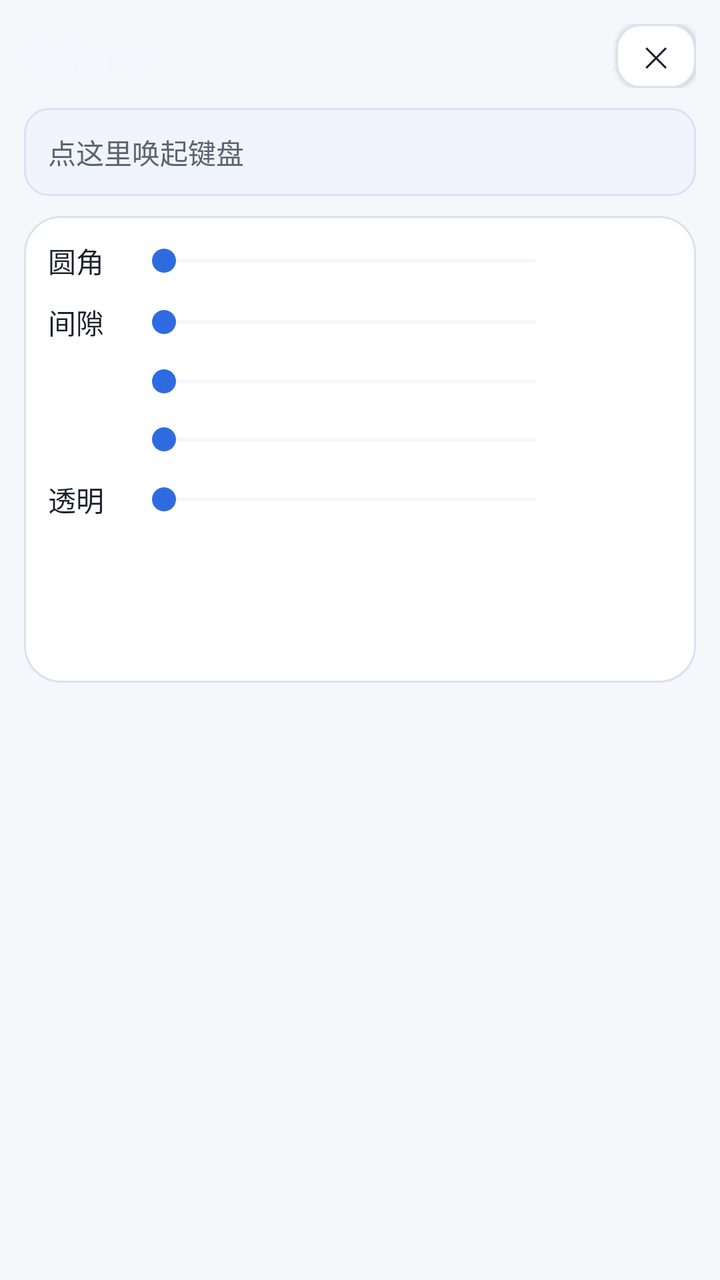
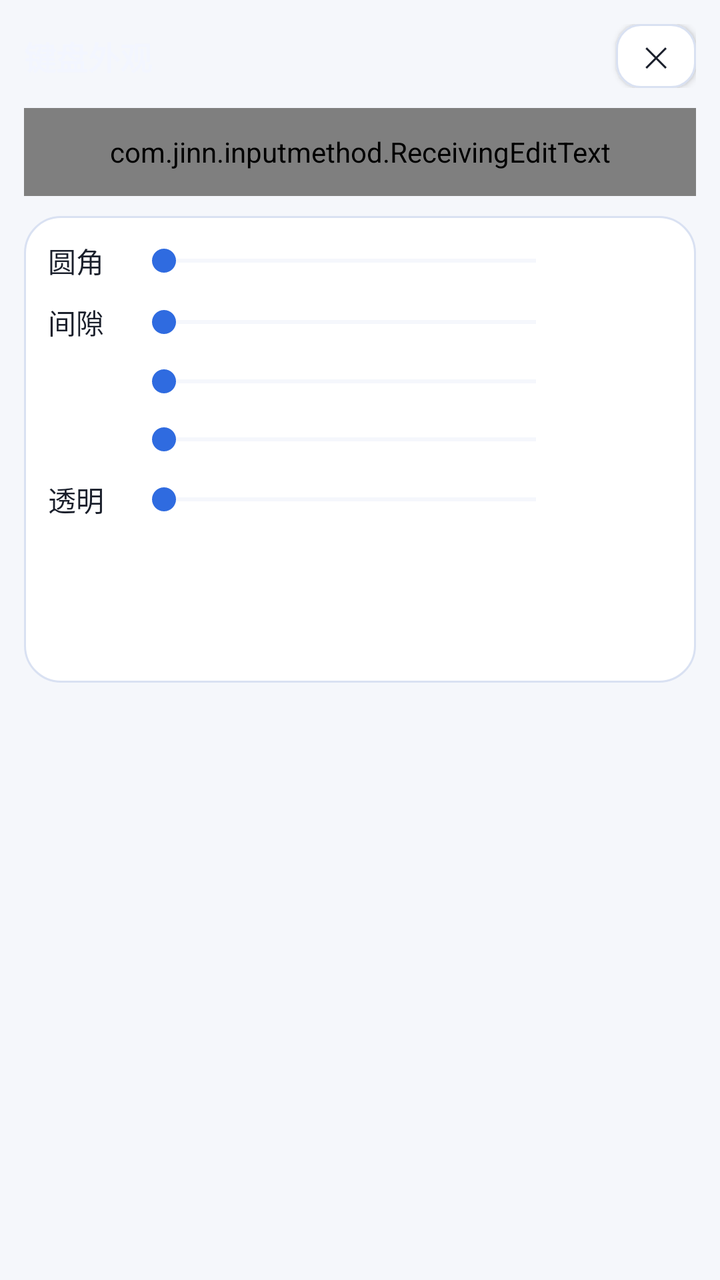

Screens rendered from an Android XML layout before and after an edit, with the pre-edit source and the edit as a unified diff.
<!-- AndroidManifest.xml: application theme AppTheme -->
<!-- res/layout/activity_key_appearance.xml -->
<?xml version="1.0" encoding="utf-8"?>
<ScrollView xmlns:android="http://schemas.android.com/apk/res/android"
    android:layout_width="match_parent"
    android:layout_height="match_parent"
    android:fitsSystemWindows="true"
    android:overScrollMode="never">

    <LinearLayout
        android:layout_width="match_parent"
        android:layout_height="wrap_content"
        android:orientation="vertical"
        android:padding="12dp">

        <LinearLayout
            android:layout_width="match_parent"
            android:layout_height="wrap_content"
            android:gravity="center_vertical"
            android:orientation="horizontal">

            <TextView
                android:layout_width="0dp"
                android:layout_height="wrap_content"
                android:layout_weight="1"
                android:text="@string/key_appearance_title"
                android:textColor="@color/key_appearance_fg"
                android:textSize="16sp"
                android:textStyle="bold" />

            <Button
                style="@style/SettingsButton"
                android:id="@+id/btn_key_appearance_close"
                android:layout_width="40dp"
                android:layout_height="32dp"
                android:minWidth="0dp"
                android:paddingStart="0dp"
                android:paddingEnd="0dp"
                android:text="@string/symbol_order_close"
                android:textSize="14sp" />
        </LinearLayout>

        
        <EditText
            android:layout_width="match_parent"
            android:layout_height="44dp"
            android:layout_marginTop="10dp"
            android:layout_marginBottom="10dp"
            android:background="@drawable/field_aurora"
            android:hint="@string/settings_ime_test_hint"
            android:importantForAutofill="no"
            android:imeOptions="actionDone"
            android:inputType="text"
            android:maxLines="1"
            android:paddingStart="12dp"
            android:paddingEnd="12dp"
            android:textColor="@color/text_primary"
            android:textColorHint="@color/text_secondary"
            android:textSize="14sp" />

        <LinearLayout
            android:layout_width="match_parent"
            android:layout_height="wrap_content"
            android:background="@drawable/card_aurora"
            android:orientation="vertical"
            android:padding="12dp">

            
            <LinearLayout
                android:layout_width="match_parent"
                android:layout_height="wrap_content"
                android:gravity="center_vertical"
                android:orientation="horizontal">

                <TextView
                    android:layout_width="wrap_content"
                    android:layout_height="wrap_content"
                    android:minWidth="32dp"
                    android:text="@string/key_corner_title"
                    android:textColor="@color/text_primary"
                    android:textSize="14sp" />

                <SeekBar
                    android:id="@+id/seek_key_corner"
                    android:layout_width="0dp"
                    android:layout_height="wrap_content"
                    android:layout_marginStart="10dp"
                    android:layout_weight="1"
                    android:progressBackgroundTint="@color/card_stroke"
                    android:progressTint="@color/accent"
                    android:thumbTint="@color/accent" />

                <TextView
                    android:id="@+id/text_key_corner"
                    android:layout_width="wrap_content"
                    android:layout_height="wrap_content"
                    android:gravity="end"
                    android:minWidth="52dp"
                    android:textColor="@color/accent"
                    android:textSize="13sp" />
            </LinearLayout>

            
            <LinearLayout
                android:layout_width="match_parent"
                android:layout_height="wrap_content"
                android:layout_marginTop="10dp"
                android:gravity="center_vertical"
                android:orientation="horizontal">

                <TextView
                    android:layout_width="wrap_content"
                    android:layout_height="wrap_content"
                    android:minWidth="32dp"
                    android:text="@string/key_gap_title"
                    android:textColor="@color/text_primary"
                    android:textSize="14sp" />

                <SeekBar
                    android:id="@+id/seek_key_gap"
                    android:layout_width="0dp"
                    android:layout_height="wrap_content"
                    android:layout_marginStart="10dp"
                    android:layout_weight="1"
                    android:progressBackgroundTint="@color/card_stroke"
                    android:progressTint="@color/accent"
                    android:thumbTint="@color/accent" />

                <TextView
                    android:id="@+id/text_key_gap"
                    android:layout_width="wrap_content"
                    android:layout_height="wrap_content"
                    android:gravity="end"
                    android:minWidth="52dp"
                    android:textColor="@color/accent"
                    android:textSize="13sp" />
            </LinearLayout>

            
            <LinearLayout
                android:layout_width="match_parent"
                android:layout_height="wrap_content"
                android:layout_marginTop="10dp"
                android:gravity="center_vertical"
                android:orientation="horizontal">

                <TextView
                    android:id="@+id/label_candidate_spacing"
                    android:layout_width="wrap_content"
                    android:layout_height="wrap_content"
                    android:minWidth="32dp"
                    android:textColor="@color/text_primary"
                    android:textSize="14sp" />

                <SeekBar
                    android:id="@+id/seek_candidate_spacing"
                    android:layout_width="0dp"
                    android:layout_height="wrap_content"
                    android:layout_marginStart="10dp"
                    android:layout_weight="1"
                    android:progressBackgroundTint="@color/card_stroke"
                    android:progressTint="@color/accent"
                    android:thumbTint="@color/accent" />

                <TextView
                    android:id="@+id/text_candidate_spacing"
                    android:layout_width="wrap_content"
                    android:layout_height="wrap_content"
                    android:gravity="end"
                    android:minWidth="52dp"
                    android:textColor="@color/accent"
                    android:textSize="13sp" />
            </LinearLayout>

            
            <LinearLayout
                android:layout_width="match_parent"
                android:layout_height="wrap_content"
                android:layout_marginTop="10dp"
                android:gravity="center_vertical"
                android:orientation="horizontal">

                <TextView
                    android:id="@+id/label_candidate_text_size"
                    android:layout_width="wrap_content"
                    android:layout_height="wrap_content"
                    android:minWidth="32dp"
                    android:textColor="@color/text_primary"
                    android:textSize="14sp" />

                <SeekBar
                    android:id="@+id/seek_candidate_text_size"
                    android:layout_width="0dp"
                    android:layout_height="wrap_content"
                    android:layout_marginStart="10dp"
                    android:layout_weight="1"
                    android:progressBackgroundTint="@color/card_stroke"
                    android:progressTint="@color/accent"
                    android:thumbTint="@color/accent" />

                <TextView
                    android:id="@+id/text_candidate_text_size"
                    android:layout_width="wrap_content"
                    android:layout_height="wrap_content"
                    android:gravity="end"
                    android:minWidth="52dp"
                    android:textColor="@color/accent"
                    android:textSize="13sp" />
            </LinearLayout>

            
            <LinearLayout
                android:layout_width="match_parent"
                android:layout_height="wrap_content"
                android:layout_marginTop="10dp"
                android:gravity="center_vertical"
                android:orientation="horizontal">

                <TextView
                    android:layout_width="wrap_content"
                    android:layout_height="wrap_content"
                    android:minWidth="32dp"
                    android:text="@string/key_transparency_title"
                    android:textColor="@color/text_primary"
                    android:textSize="14sp" />

                <SeekBar
                    android:id="@+id/seek_key_transparency"
                    android:layout_width="0dp"
                    android:layout_height="wrap_content"
                    android:layout_marginStart="10dp"
                    android:layout_weight="1"
                    android:progressBackgroundTint="@color/card_stroke"
                    android:progressTint="@color/accent"
                    android:thumbTint="@color/accent" />

                <TextView
                    android:id="@+id/text_key_transparency"
                    android:layout_width="wrap_content"
                    android:layout_height="wrap_content"
                    android:gravity="end"
                    android:minWidth="52dp"
                    android:textColor="@color/accent"
                    android:textSize="13sp" />
            </LinearLayout>

            
            <TextView
                android:id="@+id/text_skin_light_title"
                android:layout_width="match_parent"
                android:layout_height="wrap_content"
                android:layout_marginTop="12dp"
                android:autoSizeMaxTextSize="13sp"
                android:autoSizeMinTextSize="9sp"
                android:autoSizeTextType="uniform"
                android:maxLines="1"
                android:textColor="@color/text_primary"
                android:textSize="13sp" />

            <LinearLayout
                android:id="@+id/skin_row_light"
                android:layout_width="match_parent"
                android:layout_height="wrap_content"
                android:layout_marginTop="6dp"
                android:orientation="vertical" />

            <TextView
                android:id="@+id/text_skin_dark_title"
                android:layout_width="match_parent"
                android:layout_height="wrap_content"
                android:layout_marginTop="10dp"
                android:autoSizeMaxTextSize="13sp"
                android:autoSizeMinTextSize="9sp"
                android:autoSizeTextType="uniform"
                android:maxLines="1"
                android:textColor="@color/text_primary"
                android:textSize="13sp" />

            <LinearLayout
                android:id="@+id/skin_row_dark"
                android:layout_width="match_parent"
                android:layout_height="wrap_content"
                android:layout_marginTop="6dp"
                android:orientation="vertical" />

        </LinearLayout>
    </LinearLayout>
</ScrollView>
<!-- resources referenced by this layout -->
<resources>
  <color name="accent">#2F6BE0</color>
  <color name="card_stroke">#D9E1F2</color>
  <color name="key_appearance_fg">#F3F6FF</color>
  <color name="text_primary">#1A1F2B</color>
  <color name="text_secondary">#5A6474</color>
  <!-- drawable card_aurora (drawable) -->
  <?xml version="1.0" encoding="utf-8"?>
  <shape xmlns:android="http://schemas.android.com/apk/res/android"
      android:shape="rectangle">
      <solid android:color="@color/card_bg" />
      <corners android:radius="18dp" />
      <stroke
          android:width="1dp"
          android:color="@color/card_stroke" />
  </shape>
  <!-- drawable field_aurora (drawable) -->
  <?xml version="1.0" encoding="utf-8"?>
  <selector xmlns:android="http://schemas.android.com/apk/res/android">
      <item android:state_focused="true">
          <shape android:shape="rectangle">
              <solid android:color="@color/field_bg" />
              <corners android:radius="12dp" />
              <stroke
                  android:width="1.5dp"
                  android:color="@color/aurora_cyan" />
          </shape>
      </item>
      <item>
          <shape android:shape="rectangle">
              <solid android:color="@color/field_bg" />
              <corners android:radius="12dp" />
              <stroke
                  android:width="1dp"
                  android:color="@color/card_stroke" />
          </shape>
      </item>
  </selector>
  <string name="key_appearance_title">键盘外观</string>
  <string name="key_corner_title">圆角</string>
  <string name="key_gap_title">间隙</string>
  <string name="key_transparency_title">透明</string>
  <string name="settings_ime_test_hint">点这里唤起键盘</string>
  <string name="symbol_order_close">✕</string>
  <style name="SettingsButton">
          <item name="android:layout_width">match_parent</item>
          <item name="android:layout_height">40dp</item>
          <item name="android:background">@drawable/btn_aurora_secondary</item>
          <item name="android:textColor">@color/text_primary</item>
          <item name="android:textSize">13sp</item>
          <item name="android:gravity">center</item>
      </style>
  <color name="card_bg">#FFFFFF</color>
  <color name="field_bg">#F1F4FC</color>
  <color name="aurora_cyan">#0A7A90</color>
  <!-- drawable btn_aurora_secondary (drawable) -->
  <?xml version="1.0" encoding="utf-8"?>
  <ripple xmlns:android="http://schemas.android.com/apk/res/android"
      android:color="@color/ripple_on_surface">
      <item>
          <shape android:shape="rectangle">
              <solid android:color="@color/btn_secondary_bg" />
              <corners android:radius="12dp" />
              <stroke
                  android:width="1dp"
                  android:color="@color/card_stroke" />
          </shape>
      </item>
  </ripple>
  <color name="app_bg">#F5F7FB</color>
  <color name="nav_bar">#1A1F2B</color>
  <style name="AppDialogTheme" parent="@android:style/Theme.Material.Light.Dialog.Alert">
          <item name="android:colorAccent">@color/accent</item>
          <item name="android:colorBackground">@color/app_bg</item>
          <item name="android:textColorPrimary">@color/text_primary</item>
          <item name="android:textColorSecondary">@color/text_secondary</item>
      </style>
  <color name="ripple_on_surface">#1A000000</color>
  <color name="btn_secondary_bg">#FFFFFF</color>
  <!-- unchanged entries left out for length: 1 -->
</resources>

<!-- the commit's change to res/layout/activity_key_appearance.xml (unified diff, before → after) -->
@@ -39,7 +39,7 @@
         </LinearLayout>
 
         
-        <EditText
+        <com.jinn.inputmethod.ReceivingEditText
             android:layout_width="match_parent"
             android:layout_height="44dp"
             android:layout_marginTop="10dp"
